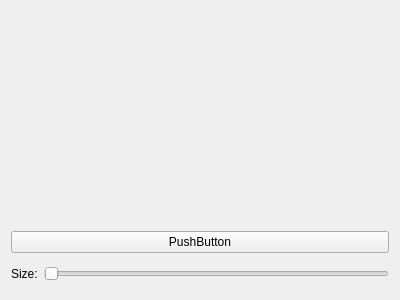
azagaya/LaigterHSPOBrush, file hsopbrushgui.ui: the form before one commit.
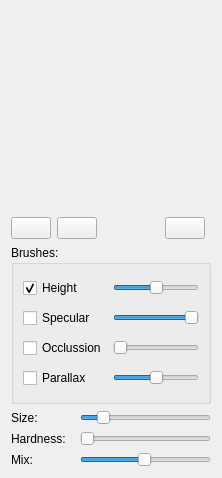
The form after the commit. Icons and pictures are not drawn.

What changed in the file:
```diff
--- a/hsopbrushgui.ui
+++ b/hsopbrushgui.ui
@@ -6,63 +6,243 @@
    <rect>
     <x>0</x>
     <y>0</y>
-    <width>400</width>
-    <height>300</height>
+    <width>218</width>
+    <height>478</height>
    </rect>
   </property>
   <property name="windowTitle">
    <string>Form</string>
   </property>
   <layout class="QGridLayout" name="gridLayout">
-   <item row="0" column="0" colspan="2">
-    <widget class="QLabel" name="imageLabel">
-     <property name="minimumSize">
-      <size>
-       <width>200</width>
-       <height>200</height>
-      </size>
-     </property>
-     <property name="maximumSize">
-      <size>
-       <width>200</width>
-       <height>200</height>
-      </size>
-     </property>
+   <item row="1" column="4">
+    <widget class="QPushButton" name="pushButton">
      <property name="text">
       <string/>
      </property>
     </widget>
    </item>
-   <item row="1" column="0" colspan="2">
+   <item row="1" column="0">
     <widget class="QPushButton" name="SelectButton">
      <property name="text">
-      <string>PushButton</string>
+      <string/>
      </property>
      <property name="checkable">
       <bool>true</bool>
      </property>
     </widget>
    </item>
-   <item row="2" column="0">
+   <item row="1" column="1" colspan="2">
+    <widget class="QPushButton" name="pushButton_2">
+     <property name="text">
+      <string/>
+     </property>
+    </widget>
+   </item>
+   <item row="3" column="0">
     <widget class="QLabel" name="label">
      <property name="text">
       <string>Size:</string>
      </property>
     </widget>
    </item>
-   <item row="2" column="1">
+   <item row="4" column="0" colspan="2">
+    <widget class="QLabel" name="label_2">
+     <property name="text">
+      <string>Hardness:</string>
+     </property>
+    </widget>
+   </item>
+   <item row="4" column="2" colspan="4">
+    <widget class="QSlider" name="hardnessSlider">
+     <property name="minimum">
+      <number>1</number>
+     </property>
+     <property name="maximum">
+      <number>100</number>
+     </property>
+     <property name="value">
+      <number>1</number>
+     </property>
+     <property name="orientation">
+      <enum>Qt::Horizontal</enum>
+     </property>
+    </widget>
+   </item>
+   <item row="2" column="0" colspan="6">
+    <widget class="QGroupBox" name="groupBox">
+     <property name="title">
+      <string>Brushes:</string>
+     </property>
+     <layout class="QGridLayout" name="gridLayout_2">
+      <item row="0" column="0">
+       <widget class="QCheckBox" name="checkBoxNormal">
+        <property name="text">
+         <string>Height</string>
+        </property>
+        <property name="checked">
+         <bool>true</bool>
+        </property>
+       </widget>
+      </item>
+      <item row="0" column="1">
+       <widget class="QSlider" name="sliderNormal">
+        <property name="minimum">
+         <number>1</number>
+        </property>
+        <property name="maximum">
+         <number>255</number>
+        </property>
+        <property name="value">
+         <number>128</number>
+        </property>
+        <property name="orientation">
+         <enum>Qt::Horizontal</enum>
+        </property>
+       </widget>
+      </item>
+      <item row="1" column="0">
+       <widget class="QCheckBox" name="checkBoxSpecular">
+        <property name="text">
+         <string>Specular</string>
+        </property>
+       </widget>
+      </item>
+      <item row="1" column="1">
+       <widget class="QSlider" name="sliderSpecular">
+        <property name="minimum">
+         <number>1</number>
+        </property>
+        <property name="maximum">
+         <number>255</number>
+        </property>
+        <property name="value">
+         <number>255</number>
+        </property>
+        <property name="orientation">
+         <enum>Qt::Horizontal</enum>
+        </property>
+       </widget>
+      </item>
+      <item row="2" column="0">
+       <widget class="QCheckBox" name="checkBoxOcclussion">
+        <property name="text">
+         <string>Occlussion</string>
+        </property>
+       </widget>
+      </item>
+      <item row="2" column="1">
+       <widget class="QSlider" name="sliderOcclussion">
+        <property name="minimum">
+         <number>1</number>
+        </property>
+        <property name="maximum">
+         <number>255</number>
+        </property>
+        <property name="value">
+         <number>1</number>
+        </property>
+        <property name="orientation">
+         <enum>Qt::Horizontal</enum>
+        </property>
+       </widget>
+      </item>
+      <item row="3" column="0">
+       <widget class="QCheckBox" name="checkBoxParallax">
+        <property name="text">
+         <string>Parallax</string>
+        </property>
+       </widget>
+      </item>
+      <item row="3" column="1">
+       <widget class="QSlider" name="sliderParallax">
+        <property name="minimum">
+         <number>1</number>
+        </property>
+        <property name="maximum">
+         <number>255</number>
+        </property>
+        <property name="value">
+         <number>128</number>
+        </property>
+        <property name="orientation">
+         <enum>Qt::Horizontal</enum>
+        </property>
+       </widget>
+      </item>
+     </layout>
+    </widget>
+   </item>
+   <item row="5" column="0">
+    <widget class="QLabel" name="label_3">
+     <property name="text">
+      <string>Mix:</string>
+     </property>
+    </widget>
+   </item>
+   <item row="0" column="0" colspan="6">
+    <widget class="QLabel" name="imageLabel">
+     <property name="minimumSize">
+      <size>
+       <width>200</width>
+       <height>200</height>
+      </size>
+     </property>
+     <property name="maximumSize">
+      <size>
+       <width>200</width>
+       <height>200</height>
+      </size>
+     </property>
+     <property name="text">
+      <string/>
+     </property>
+    </widget>
+   </item>
+   <item row="3" column="2" colspan="4">
     <widget class="QSlider" name="sizeSlider">
      <property name="minimum">
       <number>1</number>
      </property>
      <property name="maximum">
-      <number>600</number>
+      <number>100</number>
      </property>
+     <property name="value">
+      <number>15</number>
+     </property>
      <property name="orientation">
       <enum>Qt::Horizontal</enum>
      </property>
     </widget>
    </item>
+   <item row="5" column="2" colspan="4">
+    <widget class="QSlider" name="mixSlider">
+     <property name="minimum">
+      <number>1</number>
+     </property>
+     <property name="maximum">
+      <number>100</number>
+     </property>
+     <property name="value">
+      <number>50</number>
+     </property>
+     <property name="orientation">
+      <enum>Qt::Horizontal</enum>
+     </property>
+    </widget>
+   </item>
+   <item row="1" column="3">
+    <spacer name="horizontalSpacer">
+     <property name="orientation">
+      <enum>Qt::Horizontal</enum>
+     </property>
+     <property name="sizeHint" stdset="0">
+      <size>
+       <width>68</width>
+       <height>20</height>
+      </size>
+     </property>
+    </spacer>
+   </item>
   </layout>
  </widget>
  <resources/>
```
Left out of the diff: 8 changed lines with no effect on the pictures.
